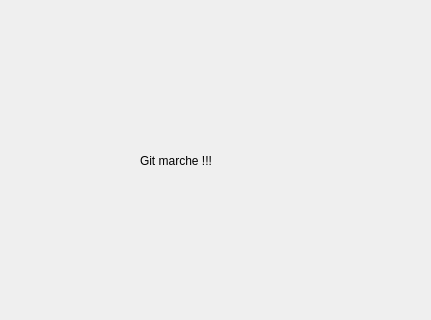
Qt form planningCastel/ajouteraffairewindow.ui (brioche1703/castelPlanning) before a commit; both pictures show x 0 to 431 and y 90 to 410 of the 431 by 573 pixel window.
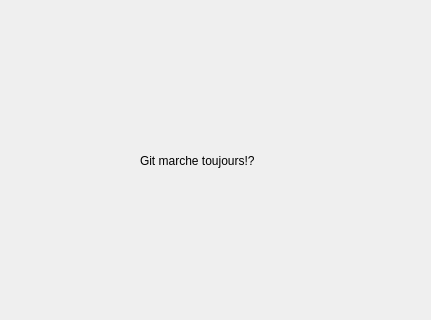
The same form after that commit.

Patch:
```diff
--- a/planningCastel/ajouteraffairewindow.ui
+++ b/planningCastel/ajouteraffairewindow.ui
@@ -49,7 +49,7 @@
     </rect>
    </property>
    <property name="text">
-    <string>Git marche !!!</string>
+    <string>Git marche toujours!?</string>
    </property>
   </widget>
  </widget>
```
